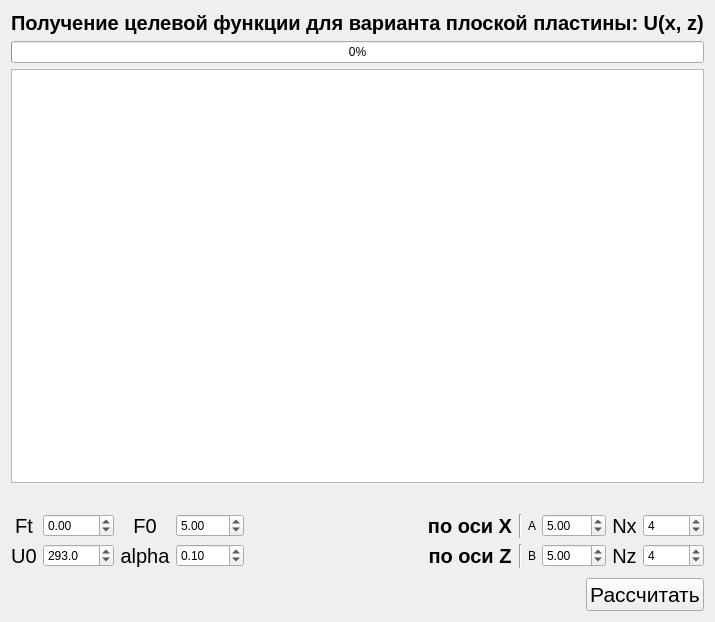
Above: mainwindow.ui from xammi/Gradov-Lab before the change. Below: the same form after it.
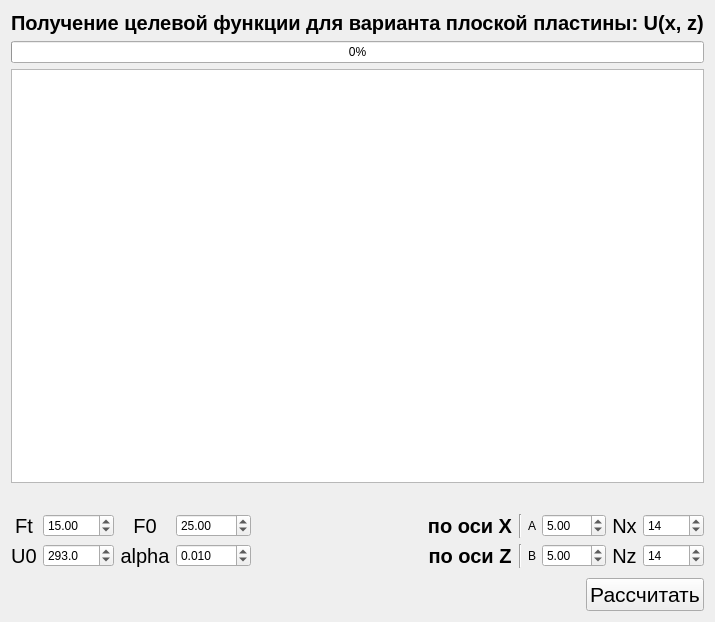
That is the form after the change.

Patch:
```diff
--- a/mainwindow.ui
+++ b/mainwindow.ui
@@ -82,7 +82,7 @@
            <double>999.990000000000009</double>
           </property>
           <property name="value">
-           <double>0.000000000000000</double>
+           <double>15.000000000000000</double>
           </property>
          </widget>
         </item>
@@ -153,7 +153,7 @@
            <double>999.990000000000009</double>
           </property>
           <property name="value">
-           <double>5.000000000000000</double>
+           <double>25.000000000000000</double>
           </property>
          </widget>
         </item>
@@ -174,6 +174,9 @@
         </item>
         <item row="1" column="3">
          <widget class="QDoubleSpinBox" name="alpha">
+          <property name="decimals">
+           <number>3</number>
+          </property>
           <property name="minimum">
            <double>-999.990000000000009</double>
           </property>
@@ -181,7 +184,7 @@
            <double>999.990000000000009</double>
           </property>
           <property name="value">
-           <double>0.100000000000000</double>
+           <double>0.010000000000000</double>
           </property>
          </widget>
         </item>
@@ -260,7 +263,7 @@
            <number>10000</number>
           </property>
           <property name="value">
-           <number>4</number>
+           <number>14</number>
           </property>
          </widget>
         </item>
@@ -270,7 +273,7 @@
            <number>10000</number>
           </property>
           <property name="value">
-           <number>4</number>
+           <number>14</number>
           </property>
           <property name="displayIntegerBase">
            <number>10</number>
```
